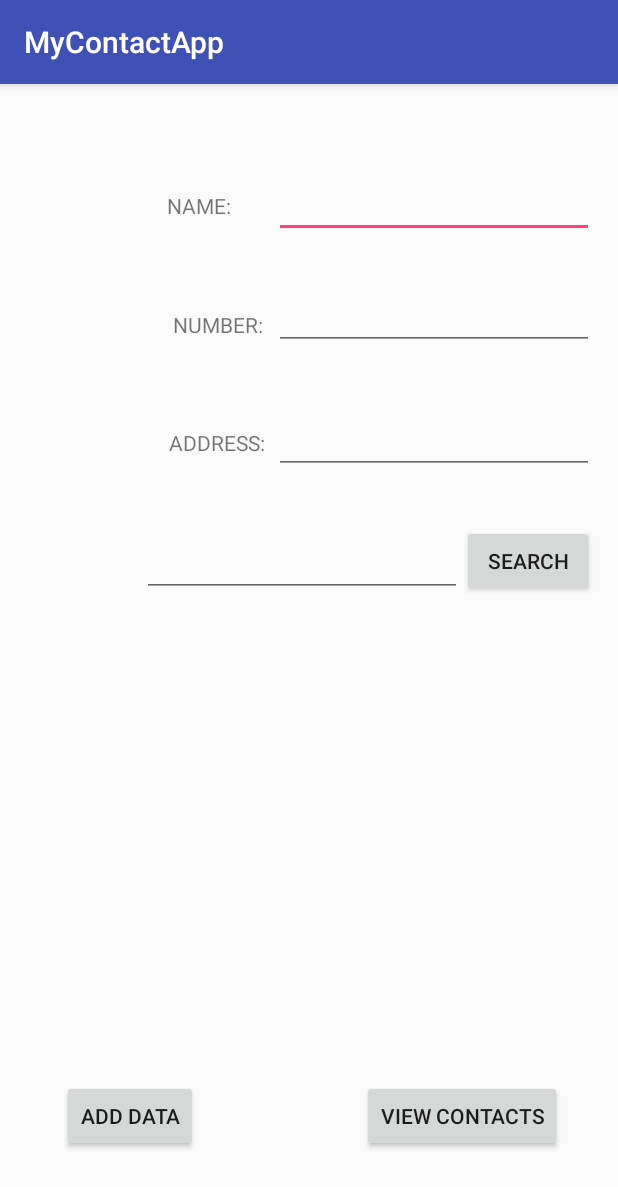
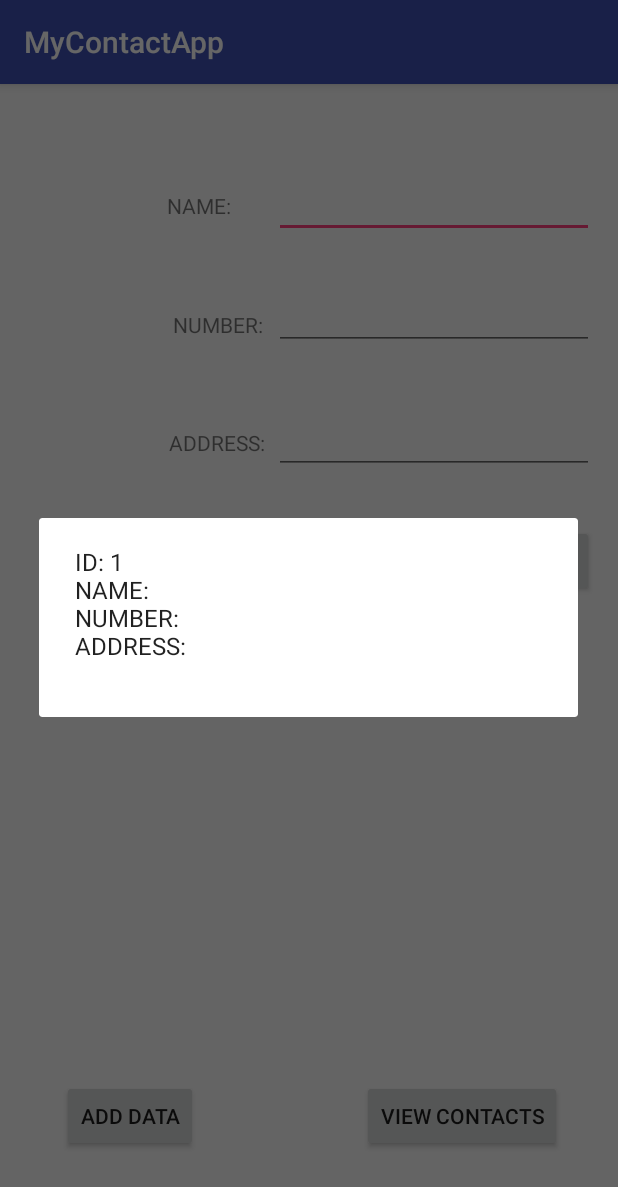
Before and after one commit to chanf2824/MyContactApp, an Android app: the screen it shows after launch (MainActivity), after a tap on "SEARCH", on a phone screen of 412 x 824 dp. Shown: the top 1187 px of the screen. Run offline under Robolectric (Android 15) with nearby library versions, the phone set to English and light mode, and no system bars.

Commit message:
Finished the search method tool

```diff
--- a/MyContactApp/app/src/main/java/com/example/chanf/mycontactapp/MainActivity.java
+++ b/MyContactApp/app/src/main/java/com/example/chanf/mycontactapp/MainActivity.java
@@ -90,19 +90,24 @@ public class MainActivity extends AppCompatActivity {
         builder.show();
     }
 
-    private void search(String name){
+    public void search(View v){
         Cursor res = myDb.getAllData();
+        if (res.getCount() == 0){
+            showMessage("Error", "No data is found in the database");
+            //Output message using Log.d and Toast
+            return;
+        }
+
         StringBuffer buffer = new StringBuffer();
-        while(res.moveToNext())
-        {
-            if(res.getString(1).equals(name))
-            {
-                for(int i = 0; i < res.getColumnCount(); i++)
-                {
+        while(res.moveToNext()) {
+            if (res.getString(1).toUpperCase().equals(editSearch.getText().toString().toUpperCase())) {
+                for (int i = 0; i < res.getColumnCount(); i++) {
                     buffer.append(res.getColumnName(i) + ": " + res.getString(i) + "\n");
                 }
-                buffer.append("\n");
+                showMessage(null, buffer.toString());
+                return;
             }
         }
+        showMessage(null, "Contact not found");
     }
 }
--- a/MyContactApp/app/src/main/res/layout/activity_main.xml
+++ b/MyContactApp/app/src/main/res/layout/activity_main.xml
@@ -126,13 +126,13 @@
         android:id="@+id/button_Search"
         android:layout_width="wrap_content"
         android:layout_height="wrap_content"
+        android:layout_marginEnd="16dp"
+        android:layout_marginTop="34dp"
         android:onClick="search"
         android:text="SEARCH"
-        tools:layout_constraintTop_creator="1"
+        app:layout_constraintRight_toRightOf="parent"
+        app:layout_constraintTop_toBottomOf="@+id/editText_address"
         tools:layout_constraintRight_creator="1"
-        android:layout_marginEnd="16dp"
-        app:layout_constraintRight_toRightOf="parent"
-        android:layout_marginTop="34dp"
-        app:layout_constraintTop_toBottomOf="@+id/editText_address" />
+        tools:layout_constraintTop_creator="1" />
 
 </android.support.constraint.ConstraintLayout>
```
